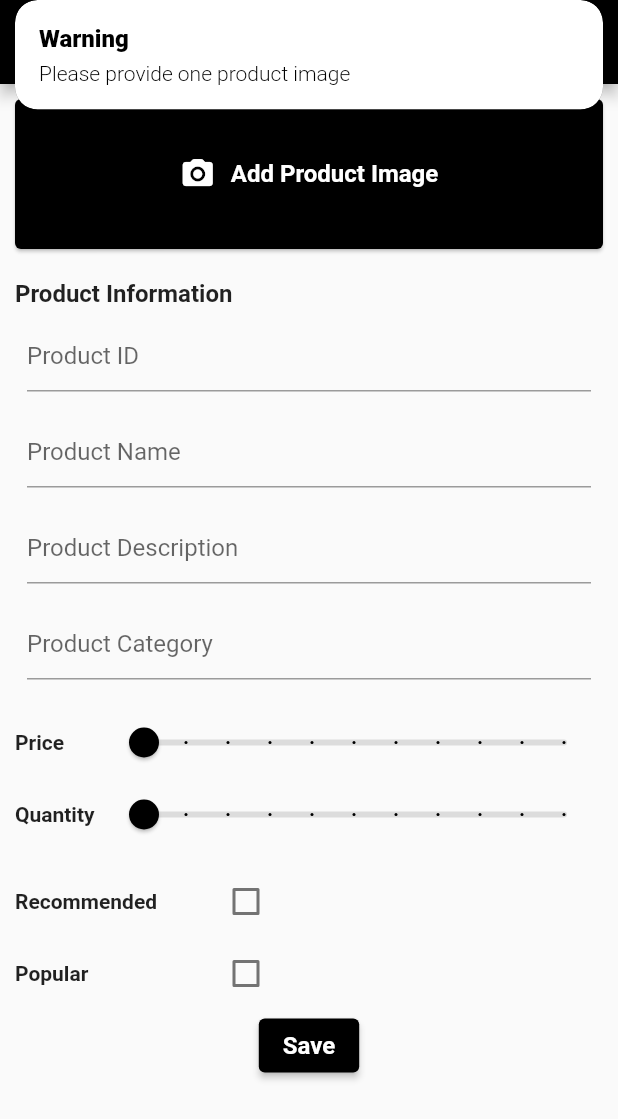
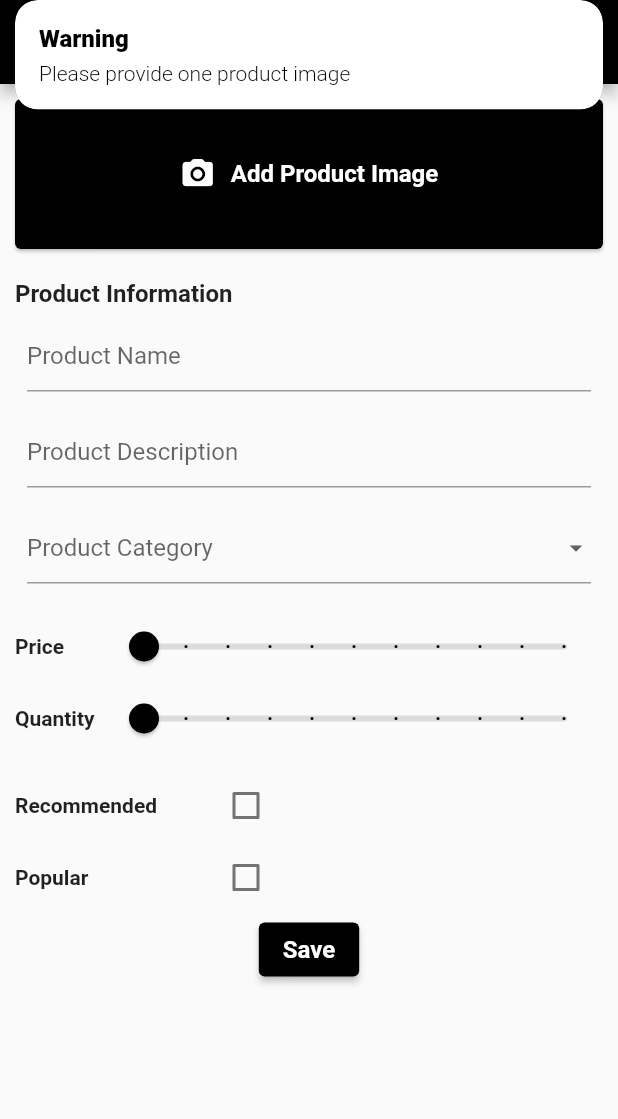
Before and after one commit to CPAD-Gazipur/Flutter-e-Commerce-Admin-App, a Flutter app: the AddNewProductScreen screen opened by its route, after a tap on "Save", on a phone screen of 412 x 824 dp. Shown: the top 1119 px of the screen. Run offline on Flutter 3.47's test engine with Material 2 defaults, Android fonts, the phone set to English and light mode, and no system bars; our stand-ins replace charts_flutter, cloud_firestore, equatable, firebase_core, firebase_storage, get and 1 more; accounts and stored records are empty.

Commit message:
e-Commerce Admin - Sync Admin Panel with eCommerce

```diff
--- a/lib/model/product_model.dart
+++ b/lib/model/product_model.dart
@@ -3,7 +3,7 @@ import 'package:cloud_firestore/cloud_firestore.dart';
 import 'package:equatable/equatable.dart';
 
 class Product extends Equatable {
-  final String id;
+  final String? id;
   final String name;
   final String description;
   final String imageUrl;
@@ -14,7 +14,7 @@ class Product extends Equatable {
   final bool isPopular;
 
   Product({
-    required this.id,
+    this.id,
     required this.name,
     required this.description,
     required this.imageUrl,
@@ -38,8 +38,8 @@ class Product extends Equatable {
         isPopular,
       ];
 
-  Product copyWith(
-      {String? id,
+  Product copyWith({
+    String? id,
     String? name,
     String? description,
     String? imageUrl,
@@ -47,7 +47,8 @@ class Product extends Equatable {
     dynamic quantity,
     String? category,
     bool? isRecommended,
-      bool? isPopular}) {
+    bool? isPopular,
+  }) {
     return Product(
       id: id ?? this.id,
       name: name ?? this.name,
@@ -63,7 +64,6 @@ class Product extends Equatable {
 
   Map<String, dynamic> toMap() {
     return {
-      'id': id,
       'name': name,
       'description': description,
       'imageUrl': imageUrl,
--- a/lib/screens/add_new_product_screen.dart
+++ b/lib/screens/add_new_product_screen.dart
@@ -17,6 +17,14 @@ class AddNewProductScreen extends StatelessWidget {
 
   @override
   Widget build(BuildContext context) {
+    List<String> categories = [
+      'smartphones',
+      'laptops',
+      'fragrances',
+      'skincare',
+      'groceries',
+    ];
+
     return Scaffold(
       appBar: AppBar(
         title: const Text('Add New Product'),
@@ -137,11 +145,6 @@ class AddNewProductScreen extends StatelessWidget {
                   ),
                 ),
                 _buildTextFormField(
-                  'Product ID',
-                  'id',
-                  productController,
-                ),
-                _buildTextFormField(
                   'Product Name',
                   'name',
                   productController,
@@ -151,10 +154,29 @@ class AddNewProductScreen extends StatelessWidget {
                   'description',
                   productController,
                 ),
-                _buildTextFormField(
+                /*_buildTextFormField(
                   'Product Category',
                   'category',
                   productController,
+                ),*/
+                Padding(
+                  padding: const EdgeInsets.all(8.0),
+                  child: DropdownButtonFormField(
+                    iconSize: 20,
+                    decoration:
+                        const InputDecoration(hintText: 'Product Category'),
+                    items: categories.map((category) {
+                      return DropdownMenuItem(
+                        value: category,
+                        child: Text(category.toUpperCase()),
+                      );
+                    }).toList(),
+                    onChanged: (value) {
+                      productController.newProduct.update(
+                          'category', (_) => value,
+                          ifAbsent: () => value);
+                    },
+                  ),
                 ),
                 const SizedBox(height: 10),
                 _buildSlider(
@@ -202,14 +224,16 @@ class AddNewProductScreen extends StatelessWidget {
                           imageUrl: productController.newProduct['imageUrl'],
                           category: productController.newProduct['category'],
                           isRecommended:
-                              productController.newProduct['isRecommended'],
-                          isPopular: productController.newProduct['isPopular'],
+                              productController.newProduct['isRecommended'] ??
+                                  false,
+                          isPopular:
+                              productController.newProduct['isPopular'] ??
+                                  false,
                           price: productController.newProduct['price'].toInt(),
                           quantity:
                               productController.newProduct['price'].toInt(),
                         ));
-
-                        productController.newProduct.clear();
+                        Navigator.pop(context);
                       }
                     },
                     child: const Text(
```
Lines whose indentation alone changed are shown as unchanged.
